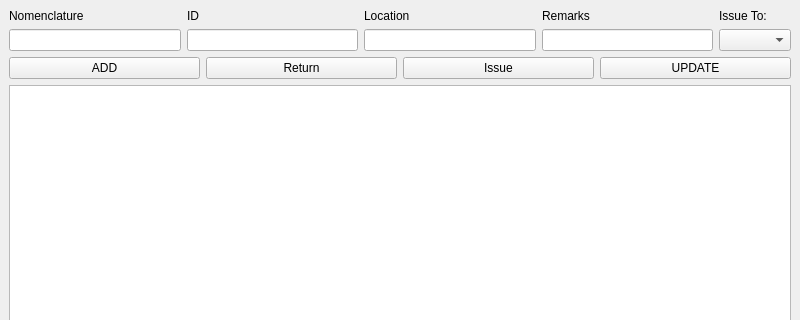
The window that ToolRoom/gui.ui (rhaejr/PythonProjects) describes before a commit, drawn with Qt 5; both pictures show x 0 to 800 and y 0 to 320 of the 800 by 600 pixel window.
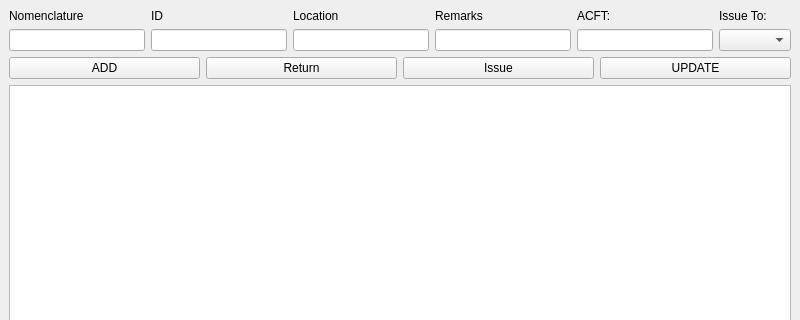
The same window after the commit.

What changed in the file:
```diff
--- a/ToolRoom/gui.ui
+++ b/ToolRoom/gui.ui
@@ -75,6 +75,20 @@
           </item>
          </layout>
         </item>
+        <item>
+         <layout class="QVBoxLayout" name="verticalLayout_10">
+          <item>
+           <widget class="QLabel" name="label_8">
+            <property name="text">
+             <string>ACFT:</string>
+            </property>
+           </widget>
+          </item>
+          <item>
+           <widget class="QLineEdit" name="acft_edit"/>
+          </item>
+         </layout>
+        </item>
         <item>
          <layout class="QVBoxLayout" name="verticalLayout_9">
           <item>
```
Left out of the diff: 4 changed lines with no effect on the pictures.
